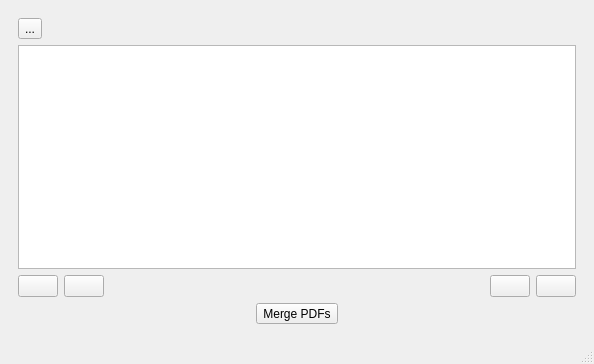
First picture: the form in src/interface/mainwindow.ui, repository silash35/qpdftools, before the edit.
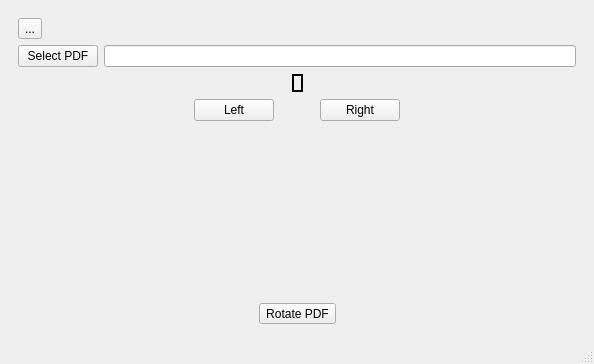
Second picture: the form after the edit.

Commit message: extract merge.ui from mainwindow.ui

What changed in the file:
```diff
--- a/src/interface/mainwindow.ui
+++ b/src/interface/mainwindow.ui
@@ -20,122 +20,6 @@
       <property name="currentIndex">
        <number>0</number>
       </property>
-      <widget class="QWidget" name="page_merge">
-       <layout class="QVBoxLayout" name="verticalLayout_10">
-        <item>
-         <layout class="QHBoxLayout" name="horizontalLayout_10">
-          <item>
-           <widget class="QToolButton" name="tbtn_return3">
-            <property name="text">
-             <string>...</string>
-            </property>
-            <property name="shortcut">
-             <string>Esc</string>
-            </property>
-           </widget>
-          </item>
-          <item>
-           <spacer name="horizontalSpacer_10">
-            <property name="orientation">
-             <enum>Qt::Horizontal</enum>
-            </property>
-            <property name="sizeHint" stdset="0">
-             <size>
-              <width>40</width>
-              <height>20</height>
-             </size>
-            </property>
-           </spacer>
-          </item>
-         </layout>
-        </item>
-        <item>
-         <widget class="QListWidget" name="list_toMerge"/>
-        </item>
-        <item>
-         <layout class="QHBoxLayout" name="horizontalLayout_11">
-          <item>
-           <widget class="QPushButton" name="btn_Madd">
-            <property name="text">
-             <string extracomment="Add"/>
-            </property>
-           </widget>
-          </item>
-          <item>
-           <widget class="QPushButton" name="btn_Mrm">
-            <property name="text">
-             <string/>
-            </property>
-           </widget>
-          </item>
-          <item>
-           <spacer name="horizontalSpacer_11">
-            <property name="orientation">
-             <enum>Qt::Horizontal</enum>
-            </property>
-            <property name="sizeHint" stdset="0">
-             <size>
-              <width>40</width>
-              <height>20</height>
-             </size>
-            </property>
-           </spacer>
-          </item>
-          <item>
-           <widget class="QPushButton" name="btn_Mup">
-            <property name="text">
-             <string/>
-            </property>
-           </widget>
-          </item>
-          <item>
-           <widget class="QPushButton" name="btn_Mdown">
-            <property name="text">
-             <string/>
-            </property>
-           </widget>
-          </item>
-         </layout>
-        </item>
-        <item>
-         <layout class="QHBoxLayout" name="horizontalLayout_12">
-          <item>
-           <spacer name="horizontalSpacer_12">
-            <property name="orientation">
-             <enum>Qt::Horizontal</enum>
-            </property>
-            <property name="sizeHint" stdset="0">
-             <size>
-              <width>40</width>
-              <height>20</height>
-             </size>
-            </property>
-           </spacer>
-          </item>
-          <item>
-           <widget class="QToolButton" name="tbtn_pdfMerge">
-            <property name="text">
-             <string>Merge PDFs</string>
-            </property>
-           </widget>
-          </item>
-          <item>
-           <spacer name="horizontalSpacer_13">
-            <property name="orientation">
-             <enum>Qt::Horizontal</enum>
-            </property>
-            <property name="sizeHint" stdset="0">
-             <size>
-              <width>40</width>
-              <height>20</height>
-             </size>
-            </property>
-           </spacer>
-          </item>
-         </layout>
-        </item>
-       </layout>
-      </widget>
       <widget class="QWidget" name="page_rotate">
        <layout class="QVBoxLayout" name="verticalLayout_12">
         <item>
```
The commit also changes 7 other files.
